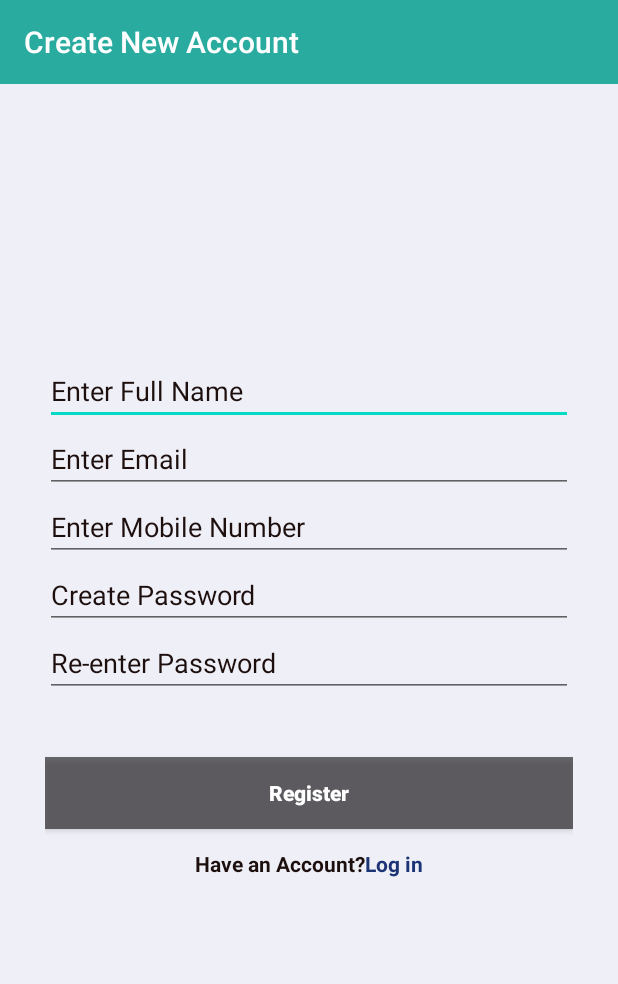
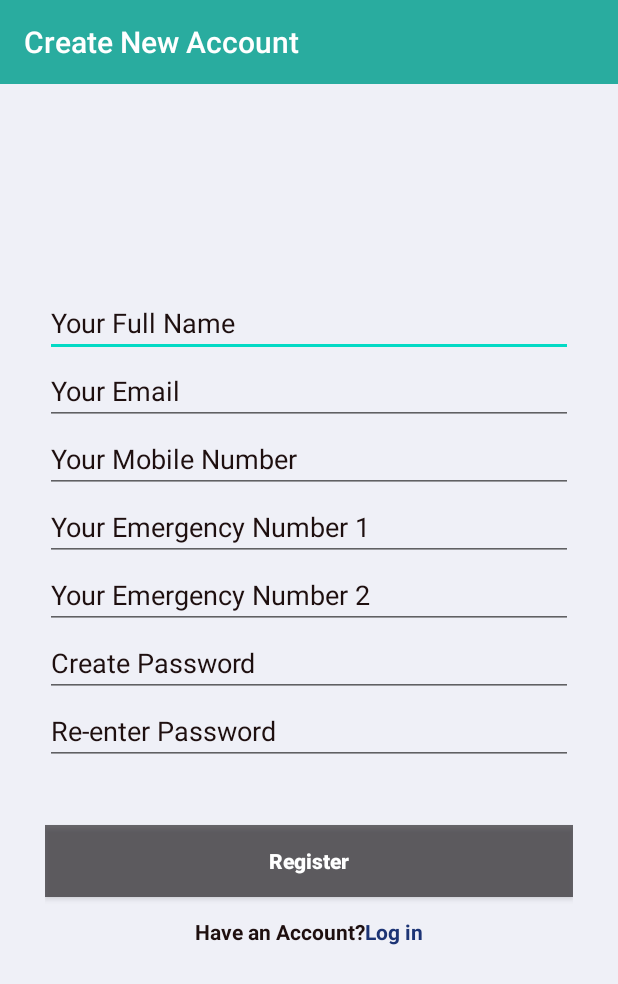
Before and after one commit to ashish26560/Digitalalert, an Android app: the RegisterActivity screen opened directly, with no data from a screen before it, on a phone screen of 412 x 824 dp. Shown: the top 984 px of the screen. Run offline under Robolectric (Android 15) with nearby library versions, the phone set to English and light mode, and no system bars; our stand-ins replace Firebase (no records; nobody signed in at launch, a user with empty details on screens opened directly).

Commit message:
sends the link of current location to the predefined defined number(emergency no by user) on click of button + will call to the first emergency no on click of button, the permission request for location, SMS,phone call are set when user allow the permission then only the functionality can be used.

```diff
--- a/app/src/main/AndroidManifest.xml
+++ b/app/src/main/AndroidManifest.xml
@@ -10,6 +10,7 @@
     <uses-permission android:name="android.permission.ACCESS_FINE_LOCATION" />
     <uses-permission android:name="android.permission.ACCESS_COARSE_LOCATION"/>
     <uses-permission android:name="android.permission.SEND_SMS"/>
+    <uses-permission android:name="android.permission.CALL_PHONE" />
     <uses-permission android:name="android.permission.INTERNET"/>
 
     <application
@@ -33,7 +34,6 @@
             android:value="@string/google_maps_key" />
 
         <activity android:name=".navigationActivity" />
-        <activity android:name=".CreateAccount" />
         <activity android:name=".ResetpasswordActivity" />
         <activity android:name=".RegisterActivity" />
         <activity android:name=".mainActivity" />
--- a/app/src/main/java/com/example/digitalalertsystem/RegisterActivity.java
+++ b/app/src/main/java/com/example/digitalalertsystem/RegisterActivity.java
@@ -23,7 +23,7 @@ public class RegisterActivity extends AppCompatActivity {
 
     public Button Register;
     public LinearLayout Login;
-    public EditText Email, Password, ReEnterPassword,FullName,PhoneNo;
+    public EditText Email, Password, ReEnterPassword,FullName, UserPhoneNo, EmergencyPhoneNo1, EmergencyPhoneNo2;
     public FirebaseAuth Auth;
 
 
@@ -36,12 +36,14 @@ public class RegisterActivity extends AppCompatActivity {
 //        drawer.addView(v, 0);
 
         FullName = findViewById(R.id.fullNametxt);
-        PhoneNo = findViewById(R.id.phoneNotxt);
+        Email = findViewById(R.id.emailtxt);
+        UserPhoneNo = findViewById(R.id.userPhoneNotxt);
+        EmergencyPhoneNo1 = findViewById(R.id.emergencyPhoneNo1txt);
+        EmergencyPhoneNo2 = findViewById(R.id.emergencyPhoneNo2txt);
+        Password = findViewById(R.id.passwordtxt);
+        ReEnterPassword = findViewById(R.id.reEnterPasswordtxt);
         Register = findViewById(R.id.registerbtn);
         Login = findViewById(R.id.loginbtn);
-        Email = findViewById(R.id.emailtxt);
-        Password = findViewById(R.id.passwordtxt);
-        ReEnterPassword = findViewById(R.id.reEnterPasswordtxt);
         Auth = FirebaseAuth.getInstance();
 
         Register.setOnClickListener(new View.OnClickListener() {
@@ -54,12 +56,14 @@ public class RegisterActivity extends AppCompatActivity {
                 editor.apply();
 
                 final String fullname = FullName.getText().toString().trim();
-                final String phoneNo = PhoneNo.getText().toString().trim();
+                final String userPhoneNo = UserPhoneNo.getText().toString().trim();
                 final String email= Email.getText().toString().trim();
+                final String emergencyPhoneNo1 = EmergencyPhoneNo1.getText().toString().trim();
+                final String emergencyPhoneNo2 = EmergencyPhoneNo2.getText().toString().trim();
                 String password = Password.getText().toString().trim();
                 String reEnterPassword = ReEnterPassword.getText().toString().trim();
 
-                if (!TextUtils.isEmpty(fullname) && !TextUtils.isEmpty(phoneNo) && !TextUtils.isEmpty(email) && !TextUtils.isEmpty(password) && !TextUtils.isEmpty(reEnterPassword)) {
+                if (!TextUtils.isEmpty(fullname) && !TextUtils.isEmpty(userPhoneNo) && !TextUtils.isEmpty(emergencyPhoneNo1) && !TextUtils.isEmpty(emergencyPhoneNo2) && !TextUtils.isEmpty(email) && !TextUtils.isEmpty(password) && !TextUtils.isEmpty(reEnterPassword)) {
                     if (password.equals(reEnterPassword)) {
                         //create authantication with email and password
                         Auth.createUserWithEmailAndPassword(email, password).addOnCompleteListener(new OnCompleteListener<AuthResult>() {
@@ -68,7 +72,7 @@ public class RegisterActivity extends AppCompatActivity {
                                 if (task.isSuccessful()) {
                                     //store value in the database if task is successfull
 
-                                    User user = new User(fullname,phoneNo,email);
+                                    User user = new User(fullname,userPhoneNo,email,emergencyPhoneNo1,emergencyPhoneNo2);
                                     FirebaseDatabase.getInstance().getReference("Users")
                                             .child(FirebaseAuth.getInstance().getCurrentUser().getUid())
                                             .setValue(user).addOnCompleteListener(new OnCompleteListener<Void>() {
--- a/app/src/main/res/layout/activity_register.xml
+++ b/app/src/main/res/layout/activity_register.xml
@@ -43,7 +43,7 @@
             android:layout_width="match_parent"
             android:layout_height="wrap_content"
             android:id="@+id/fullNametxt"
-            android:hint="Enter Full Name"
+            android:hint="Your Full Name"
             android:textColor="#1E0F0F"
             android:textColorHint="#1E0F0F"
             />
@@ -52,7 +52,7 @@
             android:layout_width="match_parent"
             android:id="@+id/emailtxt"
             android:layout_marginTop="0dp"
-            android:hint="Enter Email"
+            android:hint="Your Email"
             android:textColor="#1E0F0F"
             android:textColorHint="#1E0F0F"
             android:layout_below="@+id/fullNametxt"
@@ -60,13 +60,35 @@
 
         <EditText
             android:layout_width="match_parent"
-            android:id="@+id/phoneNotxt"
+            android:id="@+id/userPhoneNotxt"
             android:inputType="phone"
             android:layout_marginTop="0dp"
-            android:hint="Enter Mobile Number"
+            android:hint="Your Mobile Number"
             android:textColor="#1E0F0F"
             android:textColorHint="#1E0F0F"
             android:layout_below="@+id/emailtxt"
+            android:layout_height="wrap_content"/>
+
+        <EditText
+            android:layout_width="match_parent"
+            android:id="@+id/emergencyPhoneNo1txt"
+            android:inputType="phone"
+            android:layout_marginTop="0dp"
+            android:hint="Your Emergency Number 1"
+            android:textColor="#1E0F0F"
+            android:textColorHint="#1E0F0F"
+            android:layout_below="@+id/userPhoneNotxt"
+            android:layout_height="wrap_content"/>
+
+        <EditText
+            android:layout_width="match_parent"
+            android:id="@+id/emergencyPhoneNo2txt"
+            android:inputType="phone"
+            android:layout_marginTop="0dp"
+            android:hint="Your Emergency Number 2"
+            android:textColor="#1E0F0F"
+            android:textColorHint="#1E0F0F"
+            android:layout_below="@+id/emergencyPhoneNo1txt"
             android:layout_height="wrap_content"/>
 
 
@@ -78,7 +100,7 @@
             android:textColor="#1E0F0F"
             android:textColorHint="#1E0F0F"
             android:inputType="textPassword"
-            android:layout_below="@+id/phoneNotxt"
+            android:layout_below="@+id/emergencyPhoneNo2txt"
             android:layout_height="wrap_content"/>
 
         <EditText
```
Also changed, not shown: app/src/main/java/com/example/digitalalertsystem/CreateAccount.java (deleted, +0 -36 lines), app/src/main/java/com/example/digitalalertsystem/User.java (+25 -7 lines), app/src/main/java/com/example/digitalalertsystem/mainActivity.java (+104 -26 lines), app/src/main/res/layout/activity_create_account.xml (deleted, +0 -149 lines), app/src/main/res/layout/activity_main.xml (+14 -2 lines).
